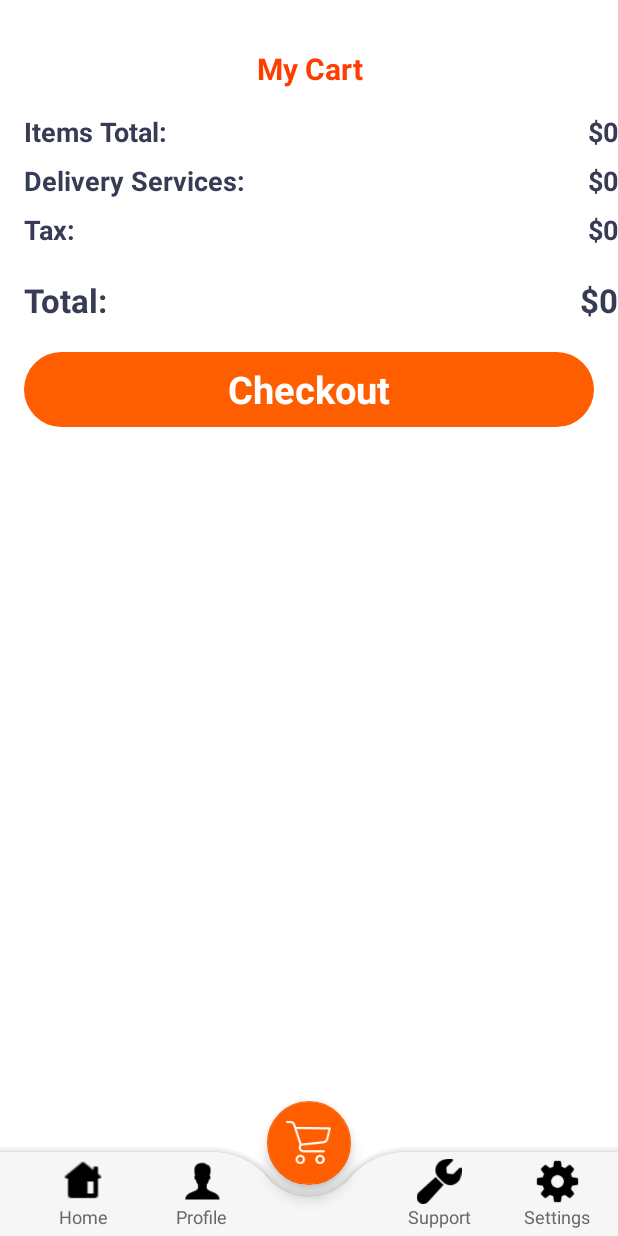
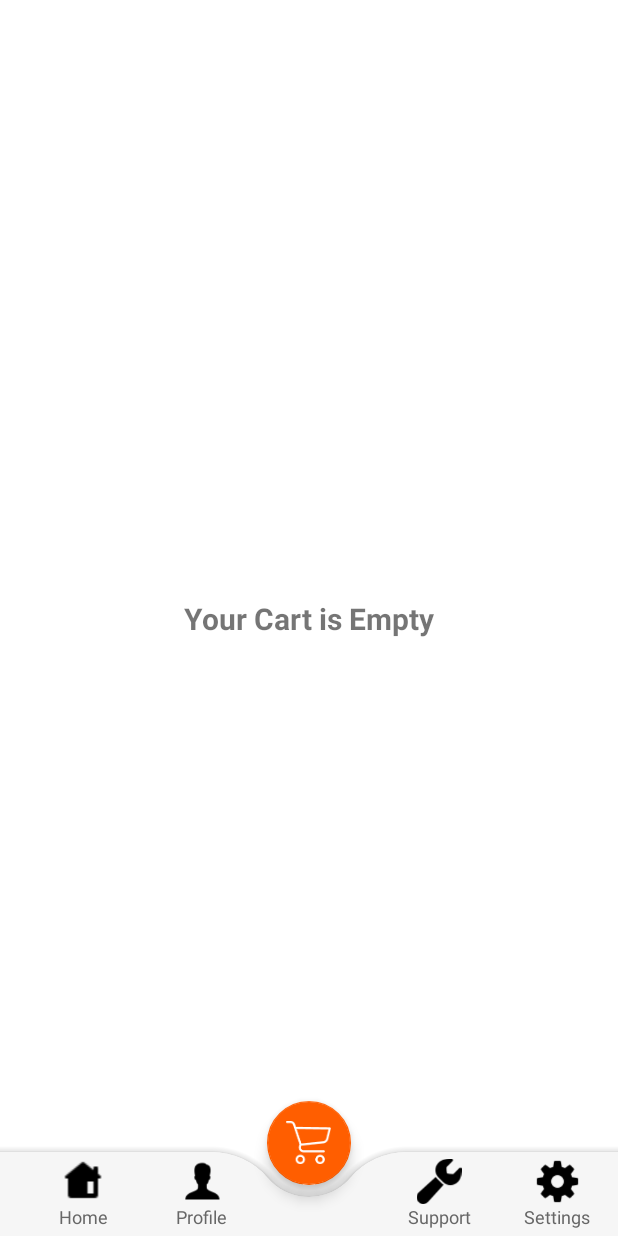
Before and after one commit to George-Bac/food-delivery, an Android app: the CartActivity screen opened directly, with no data from a screen before it, on a phone screen of 412 x 824 dp. Run offline under Robolectric (Android 15) with nearby library versions, the phone set to English and light mode, and no system bars; pictures from the network do not load; 3 statements that could not run were skipped.

Commit message:
Develop the logic for settings the adapter and the rules for calculating the final price in CartActivity

```diff
--- a/app/src/main/java/com/endava/fooddelivery/activity/CartActivity.java
+++ b/app/src/main/java/com/endava/fooddelivery/activity/CartActivity.java
@@ -5,10 +5,12 @@ import androidx.recyclerview.widget.LinearLayoutManager;
 import androidx.recyclerview.widget.RecyclerView;
 
 import android.os.Bundle;
+import android.view.View;
 import android.widget.ScrollView;
 import android.widget.TextView;
 
 import com.endava.fooddelivery.R;
+import com.endava.fooddelivery.adapter.CartRecyclerViewAdapter;
 import com.endava.fooddelivery.helper.ManagementCart;
 
 public class CartActivity extends AppCompatActivity {
@@ -25,12 +27,16 @@ public class CartActivity extends AppCompatActivity {
       super.onCreate(savedInstanceState);
       setContentView(R.layout.activity_cart);
 
+      initViews();
+      calculateFinalPrice();
+
       managementCart = new ManagementCart(this);
+      cartRecyclerView.setLayoutManager(new LinearLayoutManager(this, LinearLayoutManager.VERTICAL, false));
+      cartRecyclerViewAdapter = new CartRecyclerViewAdapter(managementCart.getCartList(), managementCart, () -> calculateFinalPrice());
+      cartRecyclerView.setAdapter(cartRecyclerViewAdapter);
 
-      initViews();
-
-      cartRecyclerView.setAdapter(cartRecyclerViewAdapter);
-      cartRecyclerView.setLayoutManager(new LinearLayoutManager(this, LinearLayoutManager.VERTICAL, false));
+      emptyCartTextView.setVisibility(managementCart.getCartList().isEmpty() ? View.VISIBLE : View.GONE);
+      scrollView.setVisibility(managementCart.getCartList().isEmpty() ? View.GONE : View.VISIBLE);
    }
 
    private void initViews() {
@@ -42,4 +48,16 @@ public class CartActivity extends AppCompatActivity {
       emptyCartTextView = findViewById(R.id.emptyCartTextView);
       scrollView = findViewById(R.id.scrollView2);
    }
+
+   private void calculateFinalPrice() {
+      double percentTax = 0.02, delivery = 10.0, itemTotal, total;
+      tax = (double) (Math.round((managementCart.getTotalPrice() * percentTax) * 100) / 100);
+      itemTotal = (double) (Math.round(managementCart.getTotalPrice() * 100) / 100);
+      total = (double) (Math.round((managementCart.getTotalPrice() + tax + delivery) * 100) / 100);
+
+      itemsPriceTextView.setText(String.format("$%s", itemTotal));
+      deliveryPriceTextView.setText(String.format("$%s", delivery));
+      taxPriceTextView.setText(String.format("$%s", tax));
+      totalPriceTextView.setText(String.format("$%s", total));
+   }
 }
--- a/app/src/main/java/com/endava/fooddelivery/helper/ManagementCart.java
+++ b/app/src/main/java/com/endava/fooddelivery/helper/ManagementCart.java
@@ -18,8 +18,12 @@ public class ManagementCart {
       this.tinyDB = new TinyDB(context);
    }
 
+   public List<Food> getCartList() {
+      return tinyDB.getListObject("CartList");
+   }
+
    public void insertFood(Food item) {
-      List<Food> foods = tinyDB.getListObject("CartList");
+      List<Food> foods = getCartList();
       boolean existsAlready = false;
       int numberOfItems = 0;
       for (int i = 0; i < foods.size(); i++) {
@@ -52,7 +56,7 @@ public class ManagementCart {
    }
 
    public Double getTotalPrice() {
-      List<Food> foods = tinyDB.getListObject("CartList");
+      List<Food> foods = getCartList();
       Double price = 0.0;
       for(Food food : foods) {
          price += food.getFee() * food.getNumberInCart();
```
